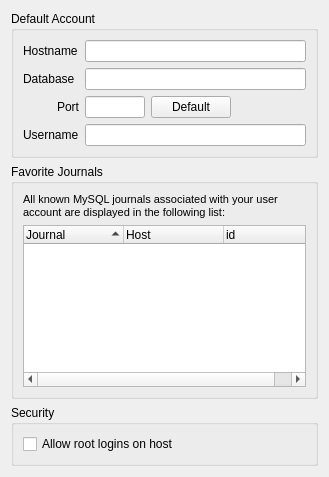
Qt form ui/configurationmysql.ui (pwizard2/robojournal) before a commit.
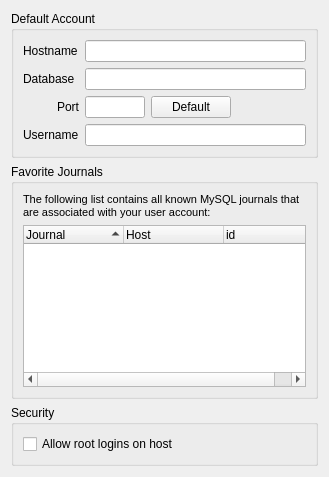
The same form after that commit.

Diff of the .ui file:
```diff
--- a/ui/configurationmysql.ui
+++ b/ui/configurationmysql.ui
@@ -113,7 +113,7 @@
 &lt;html&gt;&lt;head&gt;&lt;meta name=&quot;qrichtext&quot; content=&quot;1&quot; /&gt;&lt;style type=&quot;text/css&quot;&gt;
 p, li { white-space: pre-wrap; }
 &lt;/style&gt;&lt;/head&gt;&lt;body style=&quot; font-family:'MS Shell Dlg 2'; font-size:8.25pt; font-weight:400; font-style:normal;&quot;&gt;
-&lt;p style=&quot; margin-top:0px; margin-bottom:0px; margin-left:0px; margin-right:0px; -qt-block-indent:0; text-indent:0px;&quot;&gt;&lt;span style=&quot; font-size:8pt;&quot;&gt;All known MySQL journals associated with your user account are displayed in the following list:&lt;/span&gt;&lt;/p&gt;&lt;/body&gt;&lt;/html&gt;</string>
+&lt;p style=&quot; margin-top:0px; margin-bottom:0px; margin-left:0px; margin-right:0px; -qt-block-indent:0; text-indent:0px;&quot;&gt;&lt;span style=&quot; font-size:8pt;&quot;&gt;The following list contains a&lt;/span&gt;&lt;span style=&quot; font-size:8pt;&quot;&gt;ll known MySQL journals that are associated with your user account&lt;/span&gt;&lt;span style=&quot; font-size:8pt;&quot;&gt;:&lt;/span&gt;&lt;/p&gt;&lt;/body&gt;&lt;/html&gt;</string>
         </property>
         <property name="wordWrap">
          <bool>true</bool>
```
